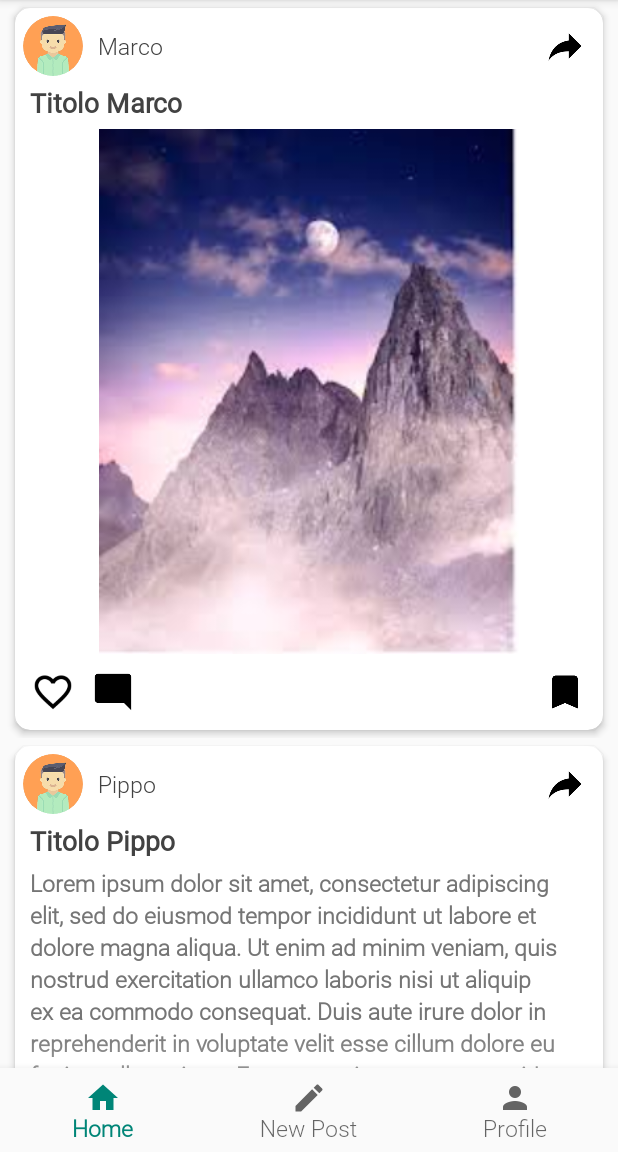
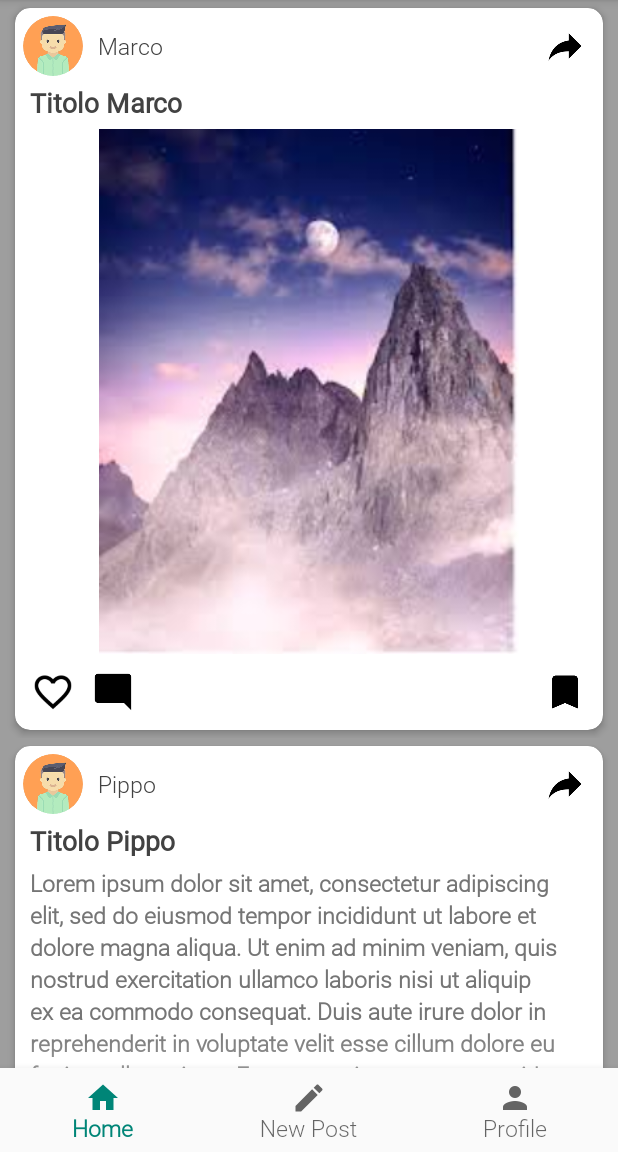
Before and after one commit to StariMarco/DaWrap, an Android app: the screen it shows after launch (MainActivity), on a phone screen of 412 x 824 dp, the part 84-1236 px from its top. Run offline under Robolectric (Android 15) with nearby library versions, the phone set to English and light mode, and no system bars; our stand-ins replace CircleImageView; plain views replace CircleImageView.

Commit message:
Commit from Android Studio

```diff
--- a/app/src/main/res/layout/activity_main.xml
+++ b/app/src/main/res/layout/activity_main.xml
@@ -4,7 +4,8 @@
     android:layout_width="match_parent"
     android:layout_height="match_parent"
     xmlns:app="http://schemas.android.com/apk/res-auto"
-    tools:context=".MainActivity">
+    tools:context=".MainActivity"
+    android:background="@color/gray">
 
     <FrameLayout
         android:id="@+id/fragment_container"
```
